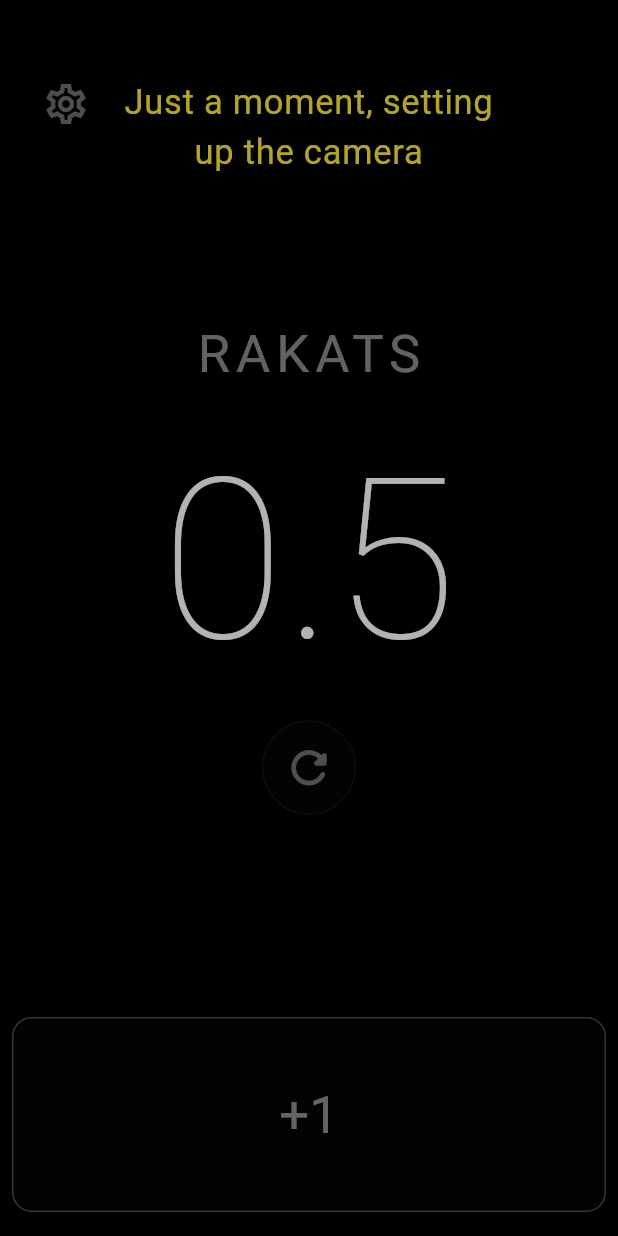
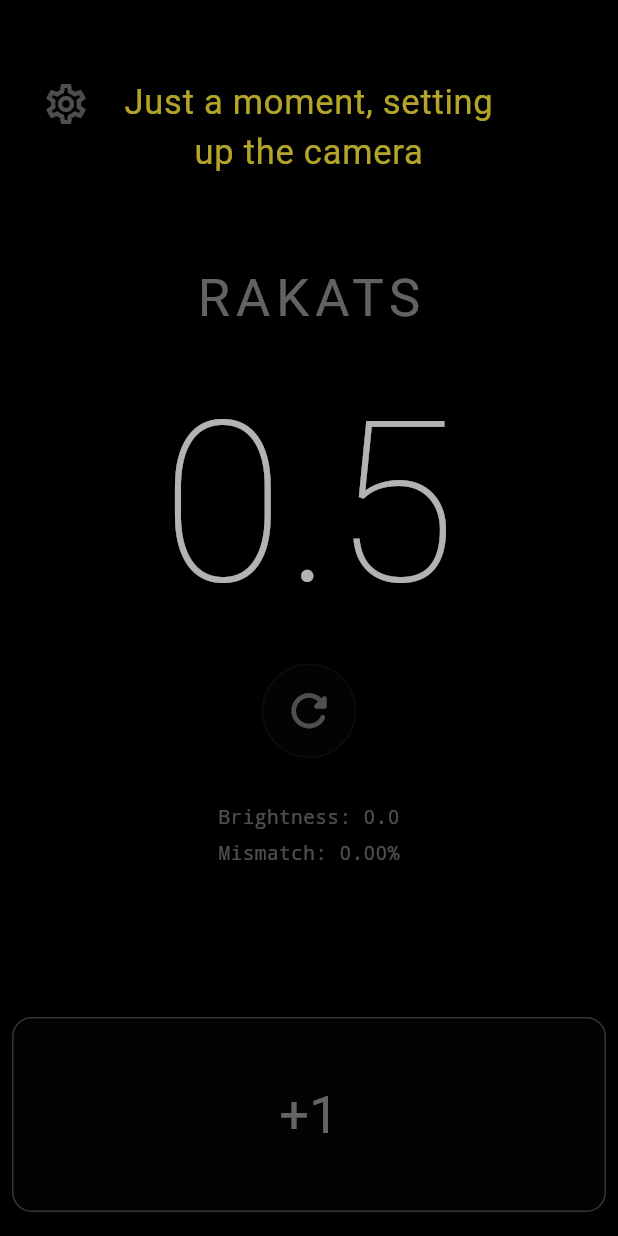
Before and after one commit to Signa-Inc/Sajdah_Helper, a Flutter app: the SajdahScreen screen opened directly, after a tap on the "settings" icon, after a tap on the "close" icon, after a tap on "+1", on a phone screen of 412 x 824 dp. Run offline on Flutter 3.47's test engine with Material 3 defaults, Android fonts, the phone set to English and light mode, and no system bars; our stand-ins replace camera, shared_preferences, vibration, video_player, wakelock_plus; accounts and stored records are empty.

Commit message:
Edit: 1. Fixed a bug with the camera, vibration on sajdah 2. Reworked the text into onboarding

```diff
--- a/lib/main.dart
+++ b/lib/main.dart
@@ -46,7 +46,6 @@ class SajdahApp extends StatefulWidget {
     context.findAncestorStateOfType<_SajdahAppState>()?.restart();
   }
 
-  // ИИ КОММЕНТАРИЙ: Новый статический метод для мягкого вызова инструкции во время текущей сессии
   static void showTutorial(BuildContext context) {
     context.findAncestorStateOfType<_SajdahAppState>()?.openTutorialDynamically();
   }
@@ -78,7 +77,7 @@ class _SajdahAppState extends State<SajdahApp> {
     });
   }
 
-  // ИИ КОММЕНТАРИЙ: Включает показ инструкции локально без изменения SharedPreferences флагов первого запуска
+  // Включает показ инструкции локально без изменения SharedPreferences флагов первого запуска
   void openTutorialDynamically() {
     setState(() {
       _showOnboarding = true;
@@ -362,7 +361,7 @@ class SajdahScreen extends StatefulWidget {
 }
 
 class _SajdahScreenState extends State<SajdahScreen> with WidgetsBindingObserver {
-  // ИИ КОММЕНТАРИЙ: Канал связи с нативной частью Android для управления DND
+  // Канал связи с нативной частью Android для управления DND
   static const _dndChannel = MethodChannel('com.darkframe.sajdah_helper/dnd');
 
   bool _isDndNativeActive = false; // Контролирует, запущен ли DND в данный момент на уровне системы
@@ -382,12 +381,13 @@ class _SajdahScreenState extends State<SajdahScreen> with WidgetsBindingObserver
   bool showCameraPreview = false;
   bool isFrontCameraFinded = true;
 
-  bool isDebugMode = false;
+  bool isDebugMode = true;
   bool isSettingsOpen = false;
 
   DateTime? _lastFrameTime;
 
   bool isInitializing = true;
+  int _warmupFrames = 0;
   bool showStatusMessage = false;
   String statusMessageText = "";
   Color statusMessageColor = Colors.yellow;
@@ -452,7 +452,7 @@ class _SajdahScreenState extends State<SajdahScreen> with WidgetsBindingObserver
     }
   }
 
-  // ИИ КОММЕНТАРИЙ: Метод вызова нативного кода для включения/выключения режима "Не беспокоить"
+  // Метод вызова нативного кода для включения/выключения режима "Не беспокоить"
   Future<void> _executeDndCommand(String command) async {
     if (Platform.isIOS) return;
 
@@ -464,45 +464,48 @@ class _SajdahScreenState extends State<SajdahScreen> with WidgetsBindingObserver
   }
 
   Future<void> initCamera() async {
-    if (_cameras.isEmpty) {
+    if (_cameras.isEmpty) { //
       debugPrint("Камеры не найдены на устройстве");
       setState(() {
         isInitializing = false;
       });
       return;
-    }
+    } //
 
-    CameraDescription selectedCamera = _cameras.firstWhere(
+    CameraDescription selectedCamera = _cameras.firstWhere( //
           (camera) => camera.lensDirection == CameraLensDirection.front,
       orElse: () {
         isFrontCameraFinded = false;
         return _cameras.first;
       },
-    );
+    ); //
 
-    if (!isFrontCameraFinded) {
+    if (!isFrontCameraFinded) { //
       setState(() {
         isInitializing = false;
       });
       return;
-    }
+    } //
 
-    controller = CameraController(selectedCamera, ResolutionPreset.low, enableAudio: false);
+    controller = CameraController(selectedCamera, ResolutionPreset.low, enableAudio: false); //
 
     try {
-      await controller!.initialize();
+      await controller!.initialize(); //
 
-      if (controller!.value.isInitialized) {
-        // Даём камере 300 миллисекунд адаптироваться к свету в комнате перед локом
-        await Future.delayed(const Duration(milliseconds: 300));
-        await controller!.setFocusMode(FocusMode.locked);
-        await controller!.setExposureMode(ExposureMode.locked);
-        await controller!.lockCaptureOrientation(DeviceOrientation.portraitUp);
-      }
+      // Запускаем стрим только если панель настроек закрыта
+      if (!isSettingsOpen && controller!.value.isInitialized) { //
+        _warmupFrames = 30; // Пропустим первые 30 кадров (~1 сек), чтобы сенсор адаптировался к свету
+        await controller!.startImageStream(analyzeFrame);
 
-      if (!isSettingsOpen) {
-        _framesToSkip = 5; // На всякий случай пропускаем первые кадры и при старте
-        controller!.startImageStream(analyzeFrame);
+        // Даем камере «продышаться» на запущенном стриме перед фиксацией
+        await Future.delayed(const Duration(milliseconds: 500));
+
+        // Теперь жестко блокируем экспозицию и фокус НА УЖЕ ЖИВОМ СТРИМЕ
+        if (controller!.value.isInitialized && !isSettingsOpen) { //
+          await controller!.setFocusMode(FocusMode.locked);
+          await controller!.setExposureMode(ExposureMode.locked);
+          await controller!.lockCaptureOrientation(DeviceOrientation.portraitUp);
+        }
       }
     } catch (e) {
       debugPrint("Ошибка камеры: $e");
@@ -518,7 +521,6 @@ class _SajdahScreenState extends State<SajdahScreen> with WidgetsBindingObserver
     setState(() {
       isSettingsOpen = !isSettingsOpen;
     });
-
     if (isSettingsOpen) {
       if (controller != null && controller!.value.isStreamingImages) {
         await controller?.stopImageStream();
@@ -527,7 +529,15 @@ class _SajdahScreenState extends State<SajdahScreen> with WidgetsBindingObserver
       if (isFrontCameraFinded && controller != null && controller!.value.isInitialized) {
         if (!controller!.value.isStreamingImages) {
           baselineFrame = null;
-          controller!.startImageStream(analyzeFrame);
+          _warmupFrames = 20; // Скипаем первые кадры после переключения
+          await controller!.startImageStream(analyzeFrame);
+
+          // Повторно лочим параметры после перезапуска стрима
+          await Future.delayed(const Duration(milliseconds: 500));
+          if (controller!.value.isInitialized && !isSettingsOpen) {
+            await controller!.setFocusMode(FocusMode.locked);
+            await controller!.setExposureMode(ExposureMode.locked);
+          }
         }
       }
     }
@@ -537,8 +547,8 @@ class _SajdahScreenState extends State<SajdahScreen> with WidgetsBindingObserver
     if(!isFrontCameraFinded || isSettingsOpen) return;
 
     // Игнорируем нестабильные кадры после рестарта стрима
-    if (_framesToSkip > 0) {
-      _framesToSkip--;
+    if (_warmupFrames > 0) {
+      _warmupFrames--;
       return;
     }
 
@@ -653,7 +663,7 @@ class _SajdahScreenState extends State<SajdahScreen> with WidgetsBindingObserver
     }
   }
 
-  void processSajda() {
+  void processSajda() async {
     final now = DateTime.now();
     if (lastSajdaTime != null &&
         now.difference(lastSajdaTime!).inSeconds < SajdahConfig.cooldownVibrationSeconds) {
@@ -663,7 +673,15 @@ class _SajdahScreenState extends State<SajdahScreen> with WidgetsBindingObserver
     lastSajdaTime = now;
 
     if (SajdahStorage().getVibrationEnabled()) {
-      Vibration.vibrate(duration: 100);
+      if (_isDndNativeActive) {
+        await _executeDndCommand('inactivateDnd');
+        await Future.delayed(const Duration(milliseconds: 100));
+        await Vibration.vibrate(duration: 100);
+        await Future.delayed(const Duration(milliseconds: 100));
+        await _executeDndCommand('activateDnd');
+      } else {
+        Vibration.vibrate(duration: 100);
+      }
     }
 
     setState(() {
@@ -842,7 +860,7 @@ class _SajdahScreenState extends State<SajdahScreen> with WidgetsBindingObserver
             ),
             const Divider(color: Colors.white10, height: 25),
 
-            // ИИ КОММЕНТАРИЙ: Строка управления режимом "Не беспокоить"
+            // Строка управления режимом "Не беспокоить"
             if (!Platform.isIOS) ... [ // Строка отобразится ТОЛЬКО на Android
               _buildSettingRow(
                 title: localization.translate('setting_dnd'),
@@ -868,7 +886,7 @@ class _SajdahScreenState extends State<SajdahScreen> with WidgetsBindingObserver
               const Divider(color: Colors.white10, height: 25),
             ],
 
-            // ИИ КОММЕНТАРИЙ: Измененный обработчик перезапуска обучения без сброса флагов хранилища
+            // Измененный обработчик перезапуска обучения без сброса флагов хранилища
             GestureDetector(
               onTap: () {
                 if (mounted) {
@@ -920,7 +938,7 @@ class _SajdahScreenState extends State<SajdahScreen> with WidgetsBindingObserver
               ],
             ),
 
-            // ИИ КОММЕНТАРИЙ: Прижимаем плашку с версией и ником к низу оверлея через Spacer
+            // Прижимаем плашку с версией и ником к низу оверлея через Spacer
             const Spacer(),
             Center(
               child: GestureDetector(
--- a/lib/sajdah_localization.dart
+++ b/lib/sajdah_localization.dart
@@ -47,8 +47,8 @@ class SajdahLocalization extends ChangeNotifier {
       'onboarding_text_phoneOnFloor': 'Добро пожаловать! Положите телефон на пол перед ковриком (местом земного поклона) экраном вверх, примерно на уровне груди.\n\nУ вас есть время, пока на экране горит жёлтый текст, чтобы принять исходное положение. Если вы успели занять его и загорелся зелёный текст, то можете начинать молиться.',
       'onboarding_text_cameraDetection': 'Фронтальная камера будет автоматически фиксировать каждый поклон (суджуд), когда вы приближаетесь к экрану.',
       'onboarding_text_toDarkInRoom': 'Если в комнате слишком темно, автоподсчёт может работать некорректно (приложение предупредит вас). В этом случае используйте кнопку «+1» внизу экрана.',
-      'onboarding_text_warning': 'Внимание! Данное приложение создано для помощи в молитве и не гарантирует безошибочный учёт поклонов. Нажимая «Далее», вы соглашаетесь с тем, что самостоятельно несёте всю ответственность за правильность выполнения молитвы и возможные пропущенные суджуды.',
-      'onboarding_text_theEnd': 'Вы всегда можете заново пройти это обучение или изменить другие параметры в настройках приложения. Приятного использования!',
+      'onboarding_text_warning': 'Внимание!\n\nЕсли вы заметили, что в строке «Несовпадение» значение превышает 15, когда вы находитесь в выпрямленном положении, это означает, что произошёл сбой алгоритма. В таком случае следует нажать кнопку «Перезапустить» - она находится под счётчиком ракаатов.\n\nДанное приложение создано для помощи в молитве и не гарантирует абсолютно безошибочный учёт поклонов. Нажимая «Далее», вы соглашаетесь с тем, что самостоятельно несёте полную ответственность за правильность выполнения молитвы и возможные пропущенные суджуды.',
+      'onboarding_text_theEnd': 'Вы всегда можете заново пройти это обучение или изменить другие параметры в настройках приложения.\n\nПриятного использования!',
       'next_button': 'Далее',
       'start_button': 'Начать',
       'seconds_short': 'сек',
@@ -69,8 +69,8 @@ class SajdahLocalization extends ChangeNotifier {
       'onboarding_text_phoneOnFloor': 'Welcome! Place your phone on the floor in front of the prayer mat (the place of prostration) screen up, approximately at chest level.\n\nWhile the yellow text is displayed on the screen, you have time to take your starting position. If you have successfully taken it and the text turns green, you can begin your prayer.',
       'onboarding_text_cameraDetection': 'The front camera will automatically detect each prostration (sajdah) as you move closer to the screen.',
       'onboarding_text_toDarkInRoom': 'If the room is too dark, the auto-count might work incorrectly (the app will notify you). In this case, use the manual "+1" button.',
-      'onboarding_text_warning': 'Attention! This application is created to assist with prayer and does not guarantee error-free prostration counting. By tapping "Next", you agree that you solely bear full responsibility for the correctness of your prayer and any potentially missed sajdahs.',
-      'onboarding_text_theEnd': 'You can restart this tutorial at any time or change other preferences in the application settings. Have a blessed prayer!',
+      'onboarding_text_warning': 'Warning!\n\nIf you notice that the value in the "Mismatch" row exceeds 15 while you are in an upright position, it means the algorithm has encountered a glitch. In this case, you should tap the "Restart" button located right below the rakats counter.\n\nThis application is created to assist during prayer and does not guarantee entirely error-free tracking of prostrations. By tapping "Next", you agree that you bear full personal responsibility for the correctness of your prayer and any missed sujuds.',
+      'onboarding_text_theEnd': 'You can restart this tutorial at any time or change other preferences in the application settings.\n\nHave a blessed prayer!',
       'next_button': 'Next',
       'start_button': 'Start',
       'seconds_short': 'sec',
@@ -91,8 +91,8 @@ class SajdahLocalization extends ChangeNotifier {
       'onboarding_text_phoneOnFloor': 'مرحباً بك! ضع الهاتف على الأرض أمام سجادة الصلاة (موضع السجود) والشاشة متجهة لأعلى، على مستوى الصدر تقريباً.\n\nلديك الوقت لاتخاذ الوضعية البدئية طالما أن النص الأصفر يضيء على الشاشة. إذا تمكنت من اتخاذها وتحول النص إلى اللون الأخضر، فيمكنك البدء في الصلاة.',
       'onboarding_text_cameraDetection': 'ستقوم الكاميرا الأمامية بتلقائية باحتساب كل سجدة عند اقترابك من الشاشة.',
       'onboarding_text_toDarkInRoom': 'إذا كانت الإضاءة خافتة جداً، قد لا يعمل الحساب التلقائي بشكل صحيح (سيقوم التطبيق بتنبيهك). في هذه الحالة، استخدم زر "+1" اليدوي.',
-      'onboarding_text_warning': 'تنبيه! تم تصميم هذا التطبيق للمساعدة في الصلاة ولا يضمن احتساباً خالياً من الأخطاء للسجدات. بالضغط على «التالي»، فإنك توافق на تحمل المسؤولية الكاملة عن صحة صلاتك وعن أي سجدات فائتة محتملة.',
-      'onboarding_text_theEnd': 'يمكنك دائماً إعادة تشغيل هذا التعليمي أو تغيير الإعدادات الأخرى من قائمة الإعدادات. نرجو لك صلاة مقبولة!',
+      'onboarding_text_warning': 'تنبيه!\n\nإذا لاحظت أن القيمة في خانة «عدم التطابق» تتجاوز 15 وأنت في وضع مستقيم، فهذا يعني حدوث خلل في الخوارزمية. في هذه الحالة، يرجى الضغط على زر «إعادة التشغيل» الموجود أسفل عداد الركعات.\n\nهذا التطبيق تم تطويره للمساعدة في الصلاة ولا يضمن دقة مطلقة في حساب السجدات. بالضغط على «التالي»، فإنك توافق على أنك تتحمل المسؤولية الكاملة عن صحة صلاتك وأي سجدات قد تُنسى.',
+      'onboarding_text_theEnd': 'يمكنك دائماً إعادة تشغيل هذا التعليمي أو تغيير الإعدادات الأخرى من قائمة الإعدادات.\n\nنرجو لك صلاة مقبولة!',
       'next_button': 'التالي',
       'start_button': 'ابدأ',
       'seconds_short': 'ثانية',
--- a/lib/sajdah_storage.dart
+++ b/lib/sajdah_storage.dart
@@ -15,8 +15,8 @@ class SajdahStorage {
   String? getLanguage() => _prefs.getString('language_code');
   Future<void> saveLanguage(String langCode) async => await _prefs.setString('language_code', langCode);
 
-  // --- РЕЖИМ ОТЛАДКИ (По умолчанию: false) ---
-  bool getDebugMode() => _prefs.getBool('debug_mode') ?? false;
+  // --- РЕЖИМ ОТЛАДКИ (По умолчанию: true) ---
+  bool getDebugMode() => _prefs.getBool('debug_mode') ?? true;
   Future<void> saveDebugMode(bool value) async => await _prefs.setBool('debug_mode', value);
 
   // --- ВИБРАЦИЯ (По умолчанию: true) ---
```
